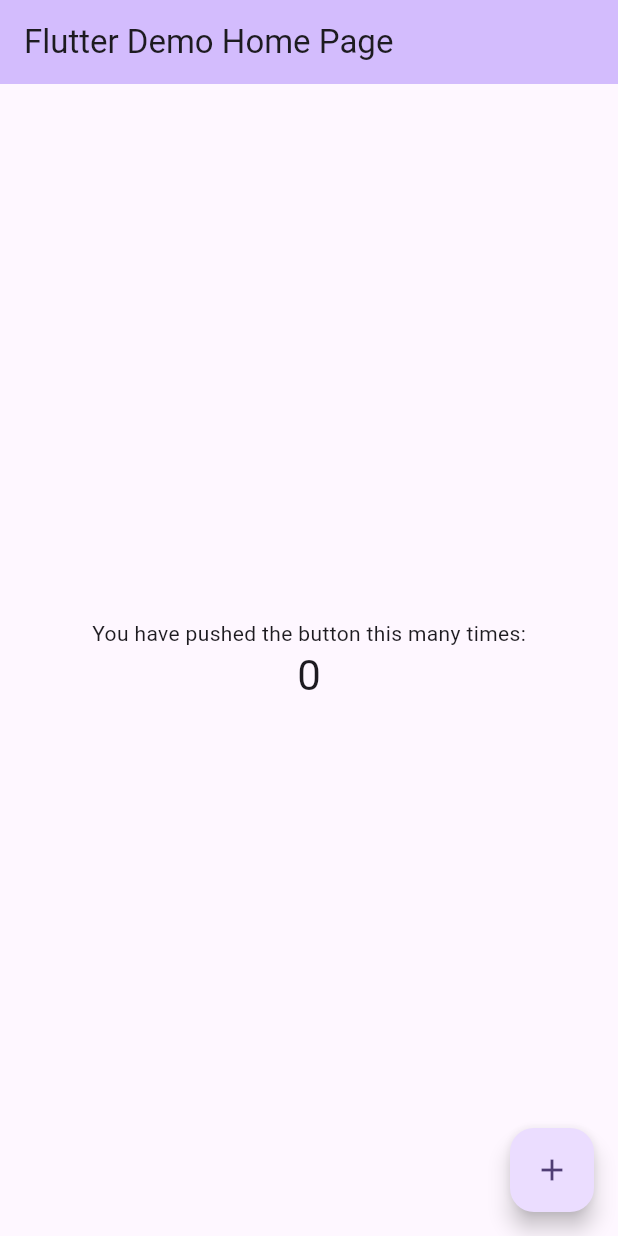
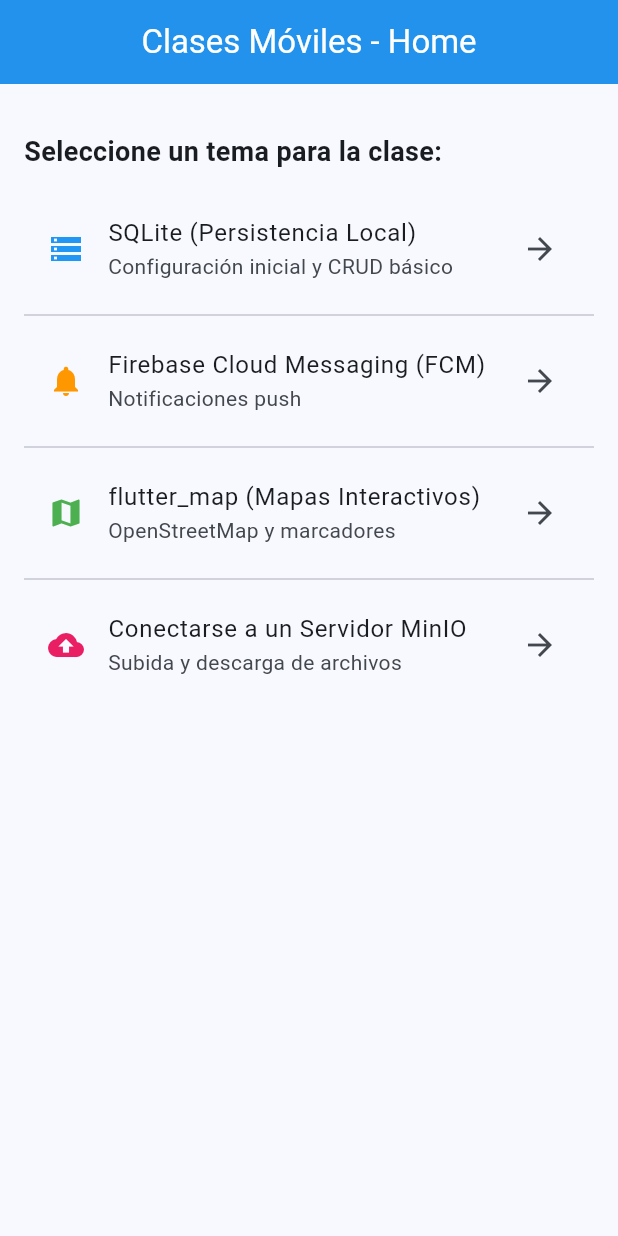
Before and after one commit to richardmijo/s9_clase_20260410, a Flutter app: the screen it shows after launch, on a phone screen of 412 x 824 dp. Run offline on Flutter 3.47's test engine with Material 3 defaults, Android fonts, the phone set to English and light mode, and no system bars; our stand-ins replace go_router.

Commit message:
feat: setup basic navigation with go_router and high-contrast light-themed screen templates for SQLite, FCM, Maps, and MinIO

```diff
--- a/lib/main.dart
+++ b/lib/main.dart
@@ -1,4 +1,5 @@
 import 'package:flutter/material.dart';
+import 'router/app_router.dart';
 
 void main() {
   runApp(const MyApp());
@@ -7,116 +8,26 @@
 class MyApp extends StatelessWidget {
   const MyApp({super.key});
 
-  // This widget is the root of your application.
   @override
   Widget build(BuildContext context) {
-    return MaterialApp(
-      title: 'Flutter Demo',
+    return MaterialApp.router(
+      title: 'Clases Móviles - UIDE',
+      debugShowCheckedModeBanner: false,
+      themeMode: ThemeMode.light,
       theme: ThemeData(
-        // This is the theme of your application.
-        //
-        // TRY THIS: Try running your application with "flutter run". You'll see
-        // the application has a purple toolbar. Then, without quitting the app,
-        // try changing the seedColor in the colorScheme below to Colors.green
-        // and then invoke "hot reload" (save your changes or press the "hot
-        // reload" button in a Flutter-supported IDE, or press "r" if you used
-        // the command line to start the app).
-        //
-        // Notice that the counter didn't reset back to zero; the application
-        // state is not lost during the reload. To reset the state, use hot
-        // restart instead.
-        //
-        // This works for code too, not just values: Most code changes can be
-        // tested with just a hot reload.
-        colorScheme: .fromSeed(seedColor: Colors.deepPurple),
+        useMaterial3: true,
+        colorScheme: ColorScheme.fromSeed(
+          seedColor: Colors.blue,
+          brightness: Brightness.light,
+        ),
+        appBarTheme: const AppBarTheme(
+          centerTitle: true,
+          backgroundColor: Colors.blue,
+          foregroundColor: Colors.white,
+          elevation: 2,
+        ),
       ),
-      home: const MyHomePage(title: 'Flutter Demo Home Page'),
+      routerConfig: appRouter,
     );
   }
 }
-
-class MyHomePage extends StatefulWidget {
-  const MyHomePage({super.key, required this.title});
-
-  // This widget is the home page of your application. It is stateful, meaning
-  // that it has a State object (defined below) that contains fields that affect
-  // how it looks.
-
-  // This class is the configuration for the state. It holds the values (in this
-  // case the title) provided by the parent (in this case the App widget) and
-  // used by the build method of the State. Fields in a Widget subclass are
-  // always marked "final".
-
-  final String title;
-
-  @override
-  State<MyHomePage> createState() => _MyHomePageState();
-}
-
-class _MyHomePageState extends State<MyHomePage> {
-  int _counter = 0;
-
-  void _incrementCounter() {
-    setState(() {
-      // This call to setState tells the Flutter framework that something has
-      // changed in this State, which causes it to rerun the build method below
-      // so that the display can reflect the updated values. If we changed
-      // _counter without calling setState(), then the build method would not be
-      // called again, and so nothing would appear to happen.
-      _counter++;
-    });
-  }
-
-  @override
-  Widget build(BuildContext context) {
-    // This method is rerun every time setState is called, for instance as done
-    // by the _incrementCounter method above.
-    //
-    // The Flutter framework has been optimized to make rerunning build methods
-    // fast, so that you can just rebuild anything that needs updating rather
-    // than having to individually change instances of widgets.
-    return Scaffold(
-      appBar: AppBar(
-        // TRY THIS: Try changing the color here to a specific color (to
-        // Colors.amber, perhaps?) and trigger a hot reload to see the AppBar
-        // change color while the other colors stay the same.
-        backgroundColor: Theme.of(context).colorScheme.inversePrimary,
-        // Here we take the value from the MyHomePage object that was created by
-        // the App.build method, and use it to set our appbar title.
-        title: Text(widget.title),
-      ),
-      body: Center(
-        // Center is a layout widget. It takes a single child and positions it
-        // in the middle of the parent.
-        child: Column(
-          // Column is also a layout widget. It takes a list of children and
-          // arranges them vertically. By default, it sizes itself to fit its
-          // children horizontally, and tries to be as tall as its parent.
-          //
-          // Column has various properties to control how it sizes itself and
-          // how it positions its children. Here we use mainAxisAlignment to
-          // center the children vertically; the main axis here is the vertical
-          // axis because Columns are vertical (the cross axis would be
-          // horizontal).
-          //
-          // TRY THIS: Invoke "debug painting" (choose the "Toggle Debug Paint"
-          // action in the IDE, or press "p" in the console), to see the
-          // wireframe for each widget.
-          mainAxisAlignment: .center,
-          children: [
-            const Text('You have pushed the button this many times:'),
-            Text(
-              '$_counter',
-              style: Theme.of(context).textTheme.headlineMedium,
-            ),
-          ],
-        ),
-      ),
-      floatingActionButton: FloatingActionButton(
-        onPressed: _incrementCounter,
-        tooltip: 'Increment',
-        child: const Icon(Icons.add),
-      ),
-    );
-  }
-}
--- /dev/null
+++ b/lib/router/app_router.dart
@@ -0,0 +1,37 @@
+import 'package:go_router/go_router.dart';
+import '../screens/home/home_screen.dart';
+import '../screens/sqlite/sqlite_screen.dart';
+import '../screens/fcm/fcm_screen.dart';
+import '../screens/map/map_screen.dart';
+import '../screens/minio/minio_screen.dart';
+
+final GoRouter appRouter = GoRouter(
+  initialLocation: '/',
+  routes: [
+    GoRoute(
+      path: '/',
+      name: 'home',
+      builder: (context, state) => const HomeScreen(),
+    ),
+    GoRoute(
+      path: '/sqlite',
+      name: 'sqlite',
+      builder: (context, state) => const SqliteScreen(),
+    ),
+    GoRoute(
+      path: '/fcm',
+      name: 'fcm',
+      builder: (context, state) => const FcmScreen(),
+    ),
+    GoRoute(
+      path: '/map',
+      name: 'map',
+      builder: (context, state) => const MapScreen(),
+    ),
+    GoRoute(
+      path: '/minio',
+      name: 'minio',
+      builder: (context, state) => const MinioScreen(),
+    ),
+  ],
+);
--- /dev/null
+++ b/lib/screens/home/home_screen.dart
@@ -0,0 +1,61 @@
+import 'package:flutter/material.dart';
+import 'package:go_router/go_router.dart';
+
+class HomeScreen extends StatelessWidget {
+  const HomeScreen({super.key});
+
+  @override
+  Widget build(BuildContext context) {
+    return Scaffold(
+      appBar: AppBar(
+        title: const Text('Clases Móviles - Home'),
+      ),
+      body: ListView(
+        padding: const EdgeInsets.all(16.0),
+        children: [
+          const Padding(
+            padding: EdgeInsets.symmetric(vertical: 16.0),
+            child: Text(
+              'Seleccione un tema para la clase:',
+              style: TextStyle(
+                fontSize: 18,
+                fontWeight: FontWeight.bold,
+              ),
+            ),
+          ),
+          ListTile(
+            leading: const Icon(Icons.storage, color: Colors.blue),
+            title: const Text('SQLite (Persistencia Local)'),
+            subtitle: const Text('Configuración inicial y CRUD básico'),
+            trailing: const Icon(Icons.arrow_forward),
+            onTap: () => context.push('/sqlite'),
+          ),
+          const Divider(),
+          ListTile(
+            leading: const Icon(Icons.notifications, color: Colors.orange),
+            title: const Text('Firebase Cloud Messaging (FCM)'),
+            subtitle: const Text('Notificaciones push'),
+            trailing: const Icon(Icons.arrow_forward),
+            onTap: () => context.push('/fcm'),
+          ),
+          const Divider(),
+          ListTile(
+            leading: const Icon(Icons.map, color: Colors.green),
+            title: const Text('flutter_map (Mapas Interactivos)'),
+            subtitle: const Text('OpenStreetMap y marcadores'),
+            trailing: const Icon(Icons.arrow_forward),
+            onTap: () => context.push('/map'),
+          ),
+          const Divider(),
+          ListTile(
+            leading: const Icon(Icons.cloud_upload, color: Colors.pink),
+            title: const Text('Conectarse a un Servidor MinIO'),
+            subtitle: const Text('Subida y descarga de archivos'),
+            trailing: const Icon(Icons.arrow_forward),
+            onTap: () => context.push('/minio'),
+          ),
+        ],
+      ),
+    );
+  }
+}
--- a/pubspec.yaml
+++ b/pubspec.yaml
@@ -34,6 +34,7 @@
   # The following adds the Cupertino Icons font to your application.
   # Use with the CupertinoIcons class for iOS style icons.
   cupertino_icons: ^1.0.8
+  go_router: ^14.2.0
 
 dev_dependencies:
   flutter_test:
```
Also changed, not shown: lib/screens/fcm/fcm_screen.dart (added, +117 -0 lines), lib/screens/map/map_screen.dart (added, +111 -0 lines), lib/screens/minio/minio_screen.dart (added, +155 -0 lines), lib/screens/sqlite/sqlite_screen.dart (added, +98 -0 lines), pubspec.lock.
